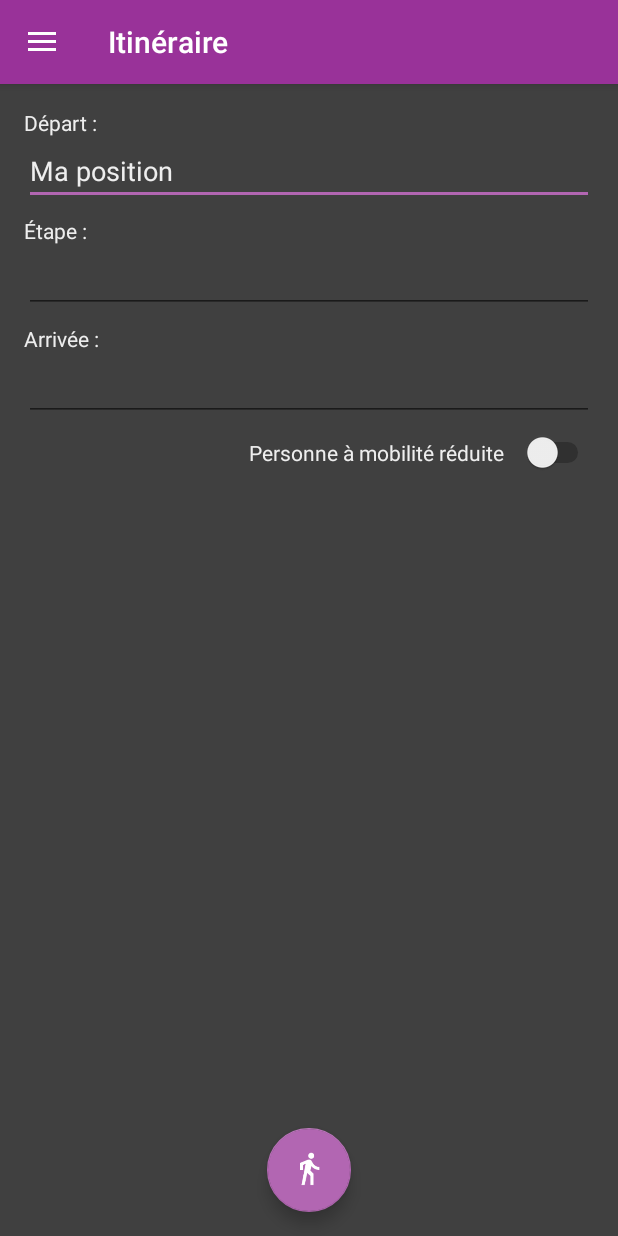
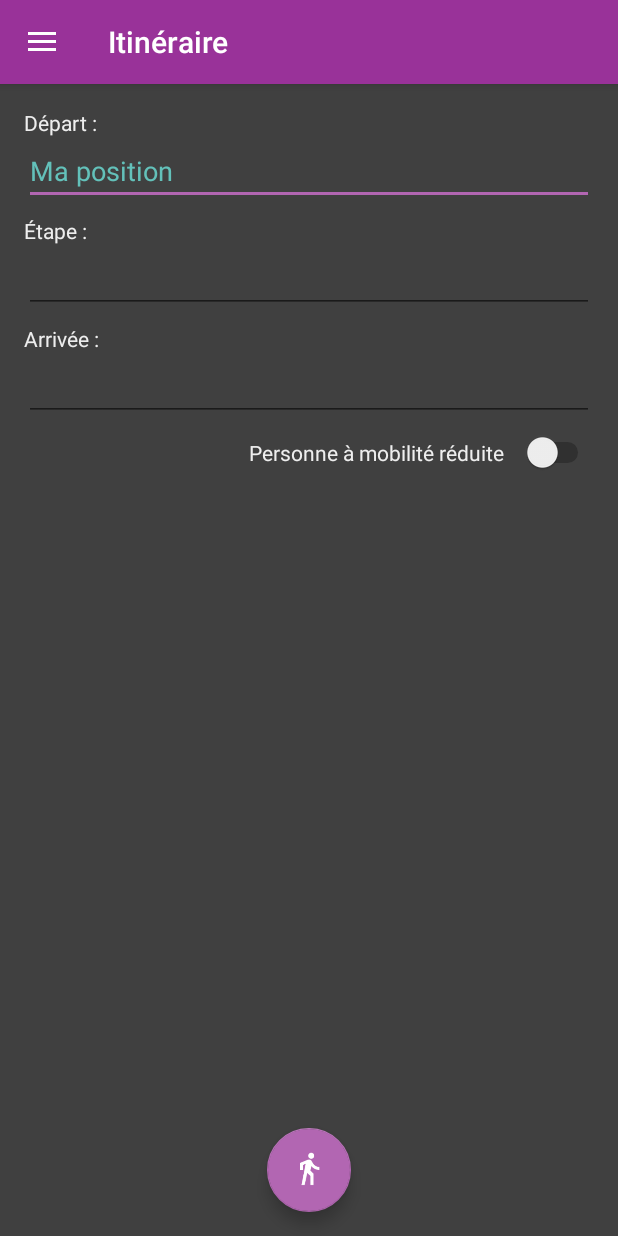
Before and after one commit to ujm-projet-l3info/Groupe4, an Android app: the screen it shows after launch (ItineraireActivity), after a tap on an icon or button, on a phone screen of 412 x 824 dp. Run offline under Robolectric (Android 15) with nearby library versions, the phone set to English and light mode, and no system bars.

Commit message:
petites modifs

```diff
--- a/univLocation/app/build.gradle
+++ b/univLocation/app/build.gradle
@@ -6,7 +6,7 @@ android {
 
     defaultConfig {
         applicationId "com.example.jules.projet2"
-        minSdkVersion 17
+        minSdkVersion 21
         targetSdkVersion 23
         versionCode 1
         versionName "1.0"
--- a/univLocation/app/src/main/java/com/example/jules/univLocation/MapsActivity.java
+++ b/univLocation/app/src/main/java/com/example/jules/univLocation/MapsActivity.java
@@ -17,22 +17,22 @@ import android.support.v4.widget.DrawerLayout;
 import android.support.v7.app.ActionBarDrawerToggle;
 import android.support.v7.app.AppCompatActivity;
 import android.support.v7.widget.Toolbar;
+import android.util.Log;
 import android.view.Menu;
 import android.view.MenuItem;
 import android.view.View;
 import android.widget.Button;
-import android.widget.RelativeLayout;
 import android.widget.TextView;
 
 import com.google.android.gms.common.ConnectionResult;
 import com.google.android.gms.common.api.GoogleApiClient;
 import com.google.android.gms.location.LocationListener;
+import com.google.android.gms.location.LocationRequest;
 import com.google.android.gms.location.LocationServices;
 import com.google.android.gms.maps.CameraUpdateFactory;
 import com.google.android.gms.maps.GoogleMap;
 import com.google.android.gms.maps.OnMapReadyCallback;
 import com.google.android.gms.maps.SupportMapFragment;
-import com.google.android.gms.maps.UiSettings;
 import com.google.android.gms.maps.model.BitmapDescriptorFactory;
 import com.google.android.gms.maps.model.GroundOverlay;
 import com.google.android.gms.maps.model.GroundOverlayOptions;
@@ -54,19 +54,20 @@ public class MapsActivity extends AppCompatActivity
 
 
     private GoogleMap mMap;
-    public static Graphe g;
     private GroundOverlayOptions calqueOptions;
     private GroundOverlay calqueFac;
+    private ArrayList<Marker> marqueurs = new ArrayList<Marker>();
     private ArrayList<PolylineOptions> lignes = new ArrayList<PolylineOptions>();
     private int depart = -1;
     private int arrivee = -1;
     private int etape = -1;
     private int niveau = 0;
+    public static Graphe g;
     public static Bundle b = null;
-    public GoogleApiClient mGoogleApiClient = null;
     public static double latitude;
     public static double longitude;
-    public ArrayList<Marker> marqueurs = new ArrayList<Marker>();
+    public GoogleApiClient mGoogleApiClient = null;
+    public LocationRequest mLocationRequest = null;
 
     protected void onCreate(Bundle savedInstanceState)
     {
@@ -102,13 +103,20 @@ public class MapsActivity extends AppCompatActivity
             e.printStackTrace();
         }
 
-        if (mGoogleApiClient == null) {
+        if(mGoogleApiClient == null){
             mGoogleApiClient = new GoogleApiClient.Builder(this)
                     .addConnectionCallbacks(this)
                     .addOnConnectionFailedListener(this)
                     .addApi(LocationServices.API)
                     .build();
-            mGoogleApiClient.connect();
+        }
+
+        if(mLocationRequest == null){
+            mLocationRequest = new LocationRequest();
+
+            mLocationRequest.setInterval(2000);
+            mLocationRequest.setFastestInterval(100);
+            mLocationRequest.setPriority(LocationRequest.PRIORITY_HIGH_ACCURACY);
         }
     }
 
@@ -134,13 +142,8 @@ public class MapsActivity extends AppCompatActivity
             @Override
             public void onClick(View v) throws SecurityException {
                 Location mLastLocation = LocationServices.FusedLocationApi.getLastLocation(mGoogleApiClient);
-
-                if(mLastLocation != null){
-                    latitude = mLastLocation.getLatitude();
-                    longitude = mLastLocation.getLongitude();
-
+                if (mLastLocation != null)
                     mMap.moveCamera(CameraUpdateFactory.newLatLngZoom(new LatLng(latitude, longitude), mMap.getCameraPosition().zoom));
-                }
             }
         });
 
@@ -160,11 +163,12 @@ public class MapsActivity extends AppCompatActivity
                     mMap.clear();
                     calqueFac.remove();
                     mMap.setMapType(GoogleMap.MAP_TYPE_HYBRID);
+
                     if (!lignes.isEmpty()) {
                         for (int i = 0; i < lignes.size(); i++) {
                             mMap.addPolyline(lignes.get(i));
                         }
-                    }
+
                         if (depart != -1) {
                             mMap.addMarker(new MarkerOptions()
                                     .position(new LatLng(g.noeuds.get(depart).getLat(), g.noeuds.get(depart).getLon()))
@@ -182,6 +186,7 @@ public class MapsActivity extends AppCompatActivity
                                     .position(new LatLng(g.noeuds.get(arrivee).getLat(), g.noeuds.get(arrivee).getLon()))
                                     .title("Arrivée")
                                     .icon(BitmapDescriptorFactory.defaultMarker(BitmapDescriptorFactory.HUE_GREEN)));
+                        }
                     }
                     changerType.setText(R.string.plan);
                 } else {
@@ -243,11 +248,11 @@ public class MapsActivity extends AppCompatActivity
         etape = b.getInt("etape");
         boolean pmr = b.getBoolean("pmr");
 
-        Location mLastLocation = LocationServices.FusedLocationApi.getLastLocation(mGoogleApiClient);
+        /*Location mLastLocation = LocationServices.FusedLocationApi.getLastLocation(mGoogleApiClient);
         if (mLastLocation != null) {
             latitude = mLastLocation.getLatitude();
             longitude = mLastLocation.getLongitude();
-        }
+        }*/
 
         ArrayList<Integer> l = new ArrayList<>(); // Ajout de checkpoint pour itineraire
 
@@ -515,6 +520,11 @@ public class MapsActivity extends AppCompatActivity
 
     @Override
     public void onConnected(Bundle bundle) throws SecurityException {
+        LocationServices.FusedLocationApi.requestLocationUpdates(mGoogleApiClient, mLocationRequest, this);
+        updateLocation();
+    }
+
+    public void updateLocation() throws SecurityException {
         Location mLastLocation = LocationServices.FusedLocationApi.getLastLocation(mGoogleApiClient);
 
         if(mLastLocation != null){
@@ -534,40 +544,38 @@ public class MapsActivity extends AppCompatActivity
 
     @Override
     public void onConnectionSuspended(int i) {
-
+        Log.d("log : ", " connexion suspendue avec GoogleApiClient");
     }
 
     @Override
     public void onConnectionFailed(ConnectionResult connectionResult) {
-
+        Log.d("log :", " connexion échouée avec GoogleApiClient");
     }
 
     protected void onStart() {
+        super.onStart();
         mGoogleApiClient.connect();
-        super.onStart();
     }
 
     protected void onStop() {
+        super.onStop();
         mGoogleApiClient.disconnect();
-        super.onStop();
     }
 
-    /* Localisation */
     @Override
     public void onLocationChanged(Location loc) {
         latitude = loc.getLatitude();
         longitude = loc.getLongitude();
 
-        mMap.moveCamera(CameraUpdateFactory.newLatLngZoom(new LatLng(latitude, longitude), mMap.getCameraPosition().zoom));
-
-        System.out.println("Nouvelle loc : (" + loc.getLatitude() + ";" + loc.getLongitude() + ")");
+        //System.out.println("Nouvelle loc : (" + loc.getLatitude() + ";" + loc.getLongitude() + ")");
     }
 
     private void showDialogGPS() {
         AlertDialog.Builder builder = new AlertDialog.Builder(this, AlertDialog.THEME_DEVICE_DEFAULT_DARK);
         builder.setCancelable(false);
+
         builder.setTitle("Localisation désactivée");
-        builder.setMessage("Activez votre localisation");
+        builder.setMessage("Voulez-vous activer la localisation ?");
 
         builder.setPositiveButton("Activer", new DialogInterface.OnClickListener() {
             public void onClick(DialogInterface dialog, int which) {
--- a/univLocation/app/src/main/res/layout/content_itineraire.xml
+++ b/univLocation/app/src/main/res/layout/content_itineraire.xml
@@ -32,7 +32,7 @@
         <AutoCompleteTextView
             android:layout_width="match_parent"
             android:layout_height="wrap_content"
-            android:textColor="@color/colorText"
+            android:textColor="@color/colorMail"
             android:imeOptions="actionNext"
             android:textAppearance="?android:attr/textAppearanceMedium"
             android:singleLine="true"
@@ -51,7 +51,7 @@
         <AutoCompleteTextView
             android:layout_width="match_parent"
             android:layout_height="wrap_content"
-            android:textColor="@color/colorText"
+            android:textColor="@color/colorMail"
             android:textAppearance="?android:attr/textAppearanceMedium"
             android:imeOptions="actionNext"
             android:singleLine="true"
@@ -70,7 +70,7 @@
         <AutoCompleteTextView
             android:layout_width="match_parent"
             android:layout_height="wrap_content"
-            android:textColor="@color/colorText"
+            android:textColor="@color/colorMail"
             android:textAppearance="?android:attr/textAppearanceMedium"
             android:imeOptions="actionDone"
             android:singleLine="true"
--- a/univLocation/app/src/main/res/values/colors.xml
+++ b/univLocation/app/src/main/res/values/colors.xml
@@ -10,7 +10,7 @@
 
     <color name="colorText">#eeeeee</color>
 
-    <color name="colorTransparent" type="color">#00FFFFFF</color>
+    <color name="colorTransparent">#00FFFFFF</color>
 
     <color name="colorBackgroundCalendar">#606060</color>
 
--- a/univLocation/app/src/main/res/values/styles.xml
+++ b/univLocation/app/src/main/res/values/styles.xml
@@ -7,13 +7,20 @@
         <item name="colorAccent">@color/colorAccent</item>
     </style>
 
-    <style name="AppTheme.NoActionBar">
+    <!-- <style name="AppTheme.NoActionBar">
         <item name="windowActionBar">false</item>
         <item name="windowNoTitle">true</item>
-    </style>
+    </style> -->
 
     <style name="AppTheme.AppBarOverlay" parent="ThemeOverlay.AppCompat.Dark.ActionBar" />
 
     <style name="AppTheme.PopupOverlay" parent="ThemeOverlay.AppCompat.Light" />
 
+    <style name="AppTheme.NoActionBar">
+        <item name="windowActionBar">false</item>
+        <item name="windowNoTitle">true</item>
+        <item name="android:windowDrawsSystemBarBackgrounds">true</item>
+        <item name="android:statusBarColor">@color/colorTransparent</item>
+    </style>
+
 </resources>
```
Also changed, not shown: univLocation/app/src/main/java/com/example/jules/univLocation/ItineraireActivity.java (+37 -10 lines). Lines whose indentation alone changed are shown as unchanged.
